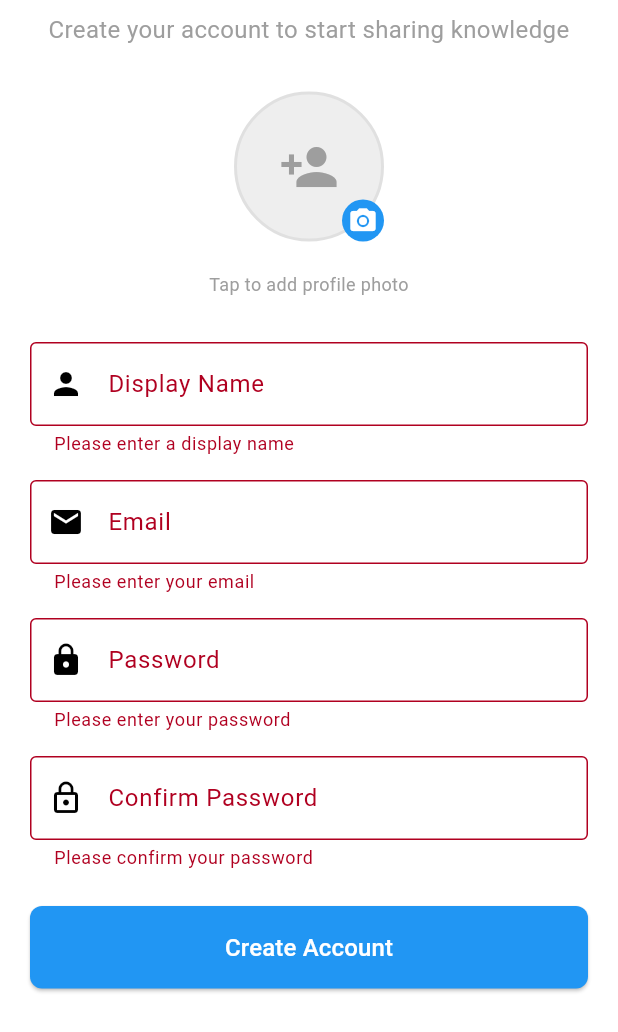
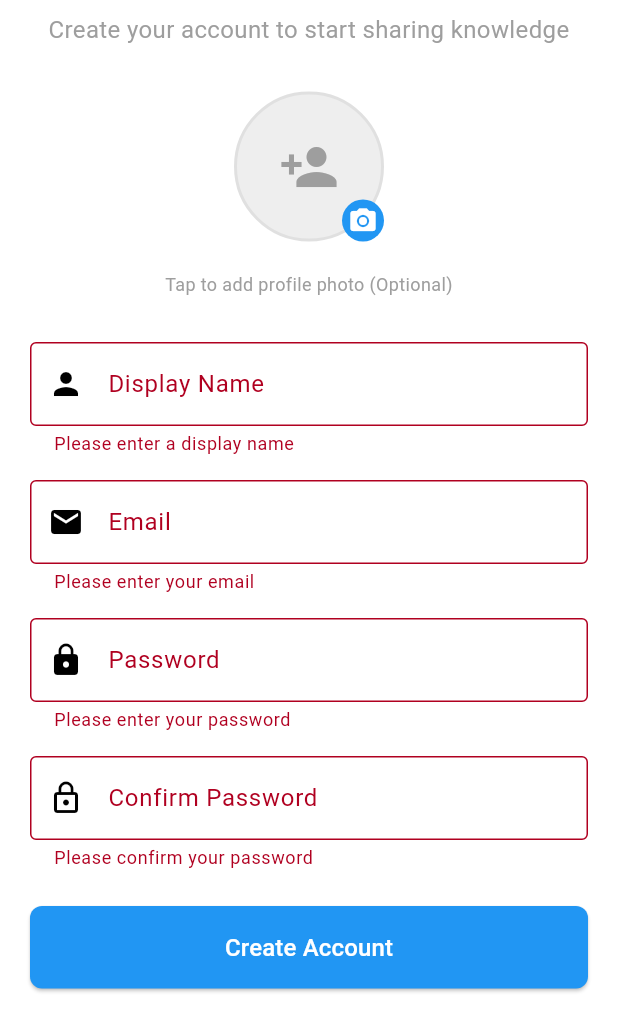
Before and after one commit to plincs/flutter_application_1, a Flutter app: the RegisterScreen screen opened by its route, after a tap on "Create Account", on a phone screen of 412 x 824 dp, the part 204-1236 px from its top. Run offline on Flutter 3.47's test engine with Material 3 defaults, Android fonts, the phone set to English and light mode, and no system bars; our stand-ins replace image_picker, shared_preferences, supabase_flutter; accounts and stored records are empty; network calls fail.

Commit message:
register fix

```diff
--- a/lib/screens/auth/register_screen.dart
+++ b/lib/screens/auth/register_screen.dart
@@ -23,11 +23,11 @@ class _RegisterScreenState extends State<RegisterScreen> {
   XFile? _selectedImage;
   bool _isLoading = false;
   String? _errorMessage;
-  bool _isMounted = true; // Add this flag
+  bool _isMounted = true;
 
   @override
   void dispose() {
-    _isMounted = false; // Set to false when widget is disposed
+    _isMounted = false;
     _emailController.dispose();
     _passwordController.dispose();
     _confirmPasswordController.dispose();
@@ -46,7 +46,7 @@ class _RegisterScreenState extends State<RegisterScreen> {
     } catch (e) {
       if (_isMounted) {
         setState(() {
-          _errorMessage = 'Error picking image';
+          _errorMessage = 'Error picking image: ${e.toString()}';
         });
       }
     }
@@ -74,60 +74,126 @@ class _RegisterScreenState extends State<RegisterScreen> {
     try {
       final authService = Provider.of<AuthService>(context, listen: false);
 
-      // Call signUp without userId parameter
+      // IMPORTANT: Check if user is already logged in
+      if (authService.isAuthenticated) {
+        await authService.signOut(); // Log out any existing session
+      }
+
+      // Step 1: Create user in Supabase Auth
+      print('📝 Step 1: Creating user in Supabase Auth...');
       await authService.signUp(
         email: _emailController.text,
         password: _passwordController.text,
         displayName: _displayNameController.text,
       );
 
-      // Get the current user after signup
+      // Check if user was created successfully
       final currentUser = authService.currentUser;
       if (currentUser == null) {
-        throw Exception('User registration failed - no user returned');
+        throw Exception('User registration failed - no user created');
       }
 
-      // Upload profile image if selected
+      print('✅ Step 1 complete: User ${currentUser.id} created');
+
+      // Step 2: Upload profile image (optional)
       String? profilePhotoUrl;
       if (_selectedImage != null) {
+        print('📸 Step 2: Uploading profile image...');
         profilePhotoUrl = await _storageService.uploadImage(
           bucket: 'profile-images',
           imageFile: _selectedImage!,
         );
+        print('✅ Profile image uploaded: $profilePhotoUrl');
       }
 
-      // Update user profile with additional info (REMOVED BIO)
+      // Step 3: Update user profile with additional info
+      print('👤 Step 3: Creating user profile...');
       await _userService.updateUserProfile(
         displayName: _displayNameController.text,
+        bio: null, // Bio is now removed
         profilePhotoUrl: profilePhotoUrl,
-        // Bio removed from here
       );
 
-      // Wait a moment to ensure profile is loaded
-      await Future.delayed(const Duration(milliseconds: 500));
+      // Step 4: Force reload of user data
+      print('🔄 Step 4: Reloading user data...');
+      await authService.loadCurrentUser();
 
-      // Check if widget is still mounted before navigating
+      // Verify user is properly authenticated
+      if (!authService.isAuthenticated) {
+        throw Exception('User authentication failed after registration');
+      }
+
+      print('🎉 Registration complete! Navigating to home...');
+
+      // Success - navigate to home
       if (_isMounted) {
-        // Navigate to home screen
         Navigator.of(
           context,
         ).pushNamedAndRemoveUntil('/home', (route) => false);
       }
     } catch (e) {
-      print('Registration error: $e');
+      print('❌ Registration error: $e');
+
+      // CRITICAL: If registration fails, make sure to sign out
+      try {
+        final authService = Provider.of<AuthService>(context, listen: false);
+        if (authService.isAuthenticated) {
+          print(
+            '⚠️ Registration failed but user is authenticated. Signing out...',
+          );
+          await authService.signOut();
+        }
+      } catch (signOutError) {
+        print('⚠️ Error during sign out: $signOutError');
+      }
+
+      String errorMessage;
+
+      if (e.toString().contains('already registered') ||
+          e.toString().contains('User already registered') ||
+          e.toString().contains('duplicate key')) {
+        errorMessage =
+            'This email is already registered. Please use a different email or login.';
+      } else if (e.toString().contains('password') ||
+          e.toString().contains('weak')) {
+        errorMessage =
+            'Password is too weak. Use at least 6 characters with letters and numbers.';
+      } else if (e.toString().contains('email') ||
+          e.toString().contains('invalid')) {
+        errorMessage = 'Please enter a valid email address.';
+      } else if (e.toString().contains('network') ||
+          e.toString().contains('timeout')) {
+        errorMessage =
+            'Network error. Please check your internet connection and try again.';
+      } else {
+        errorMessage = 'Registration failed: ${e.toString().split('\n').first}';
+      }
 
       if (_isMounted) {
         setState(() {
-          _errorMessage =
-              e.toString().contains('User already registered') ||
-                  e.toString().contains('already registered') ||
-                  e.toString().contains('duplicate key')
-              ? 'Email already registered. Please use a different email.'
-              : 'Registration failed. Please try again.';
+          _errorMessage = errorMessage;
+          _isLoading = false;
         });
       }
+
+      // Show error snackbar
+      if (_isMounted) {
+        ScaffoldMessenger.of(context).showSnackBar(
+          SnackBar(
+            content: Text(errorMessage),
+            backgroundColor: Colors.red,
+            duration: const Duration(seconds: 5),
+            action: SnackBarAction(
+              label: 'OK',
+              onPressed: () {
+                ScaffoldMessenger.of(context).hideCurrentSnackBar();
+              },
+            ),
+          ),
+        );
+      }
     } finally {
-      if (_isMounted) {
+      if (_isMounted && _isLoading) {
         setState(() {
           _isLoading = false;
         });
@@ -227,7 +293,7 @@ class _RegisterScreenState extends State<RegisterScreen> {
             ),
             const SizedBox(height: 20),
             const Text(
-              'Tap to add profile photo',
+              'Tap to add profile photo (Optional)',
               textAlign: TextAlign.center,
               style: TextStyle(color: Colors.grey, fontSize: 12),
             ),
@@ -309,7 +375,6 @@ class _RegisterScreenState extends State<RegisterScreen> {
                       return null;
                     },
                   ),
-                  // BIO FIELD REMOVED FROM HERE
                 ],
               ),
             ),
@@ -318,10 +383,25 @@ class _RegisterScreenState extends State<RegisterScreen> {
             if (_errorMessage != null)
               Padding(
                 padding: const EdgeInsets.only(bottom: 16),
-                child: Text(
-                  _errorMessage!,
-                  style: const TextStyle(color: Colors.red, fontSize: 14),
-                  textAlign: TextAlign.center,
+                child: Container(
+                  padding: const EdgeInsets.all(12),
+                  decoration: BoxDecoration(
+                    color: Colors.red[50],
+                    borderRadius: BorderRadius.circular(8),
+                    border: Border.all(color: Colors.red[200]!),
+                  ),
+                  child: Row(
+                    children: [
+                      const Icon(Icons.error_outline, color: Colors.red),
+                      const SizedBox(width: 12),
+                      Expanded(
+                        child: Text(
+                          _errorMessage!,
+                          style: const TextStyle(color: Colors.red),
+                        ),
+                      ),
+                    ],
+                  ),
                 ),
               ),
 
```
Also changed, not shown: lib/services/auth_service.dart (+29 -9 lines), vercel.json.
